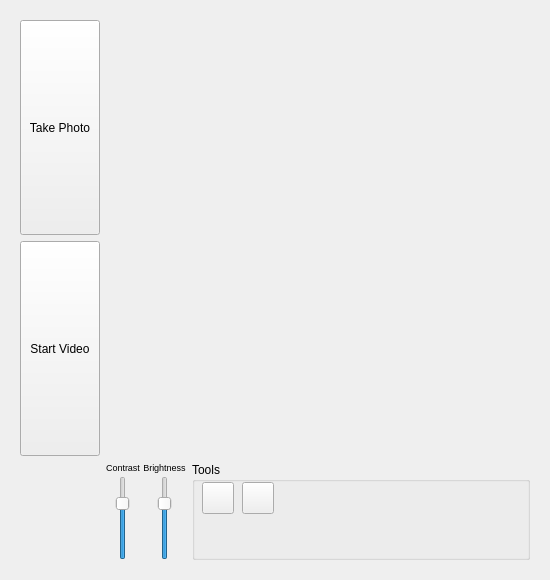
Above: gui/camerawindow.ui from Th3Tr00p3r/gSTED-sFCS before the change. Below: the same form after it.
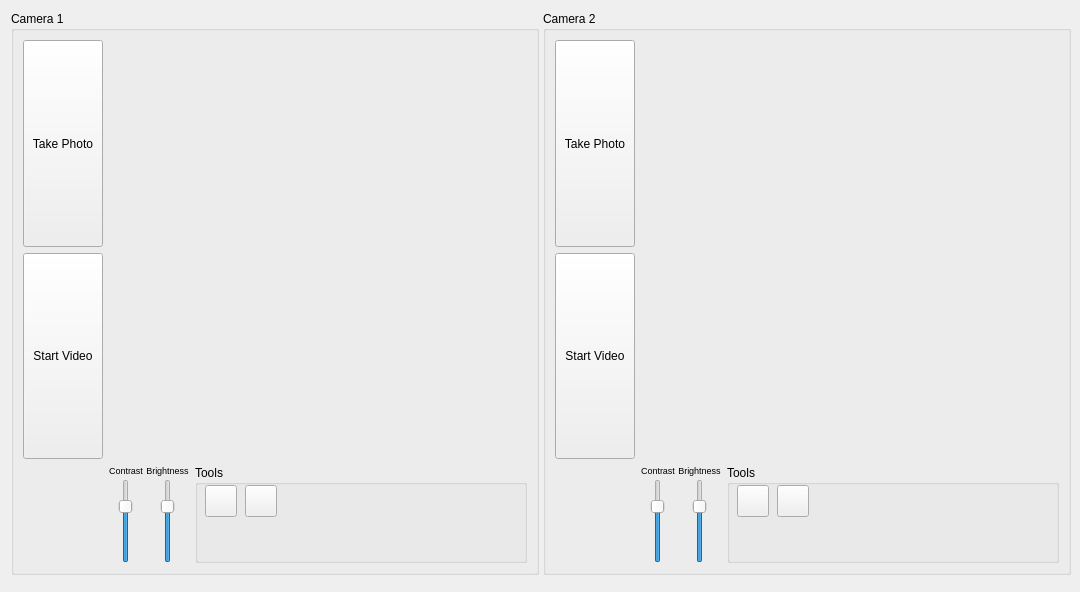
That is the form after the change. Icons and pictures are not drawn.

Commit message: a few import reorganization, and beginning work on dual camera work

The edit to the form file:
```diff
--- a/gui/camerawindow.ui
+++ b/gui/camerawindow.ui
@@ -6,20 +6,20 @@
    <rect>
     <x>0</x>
     <y>0</y>
-    <width>550</width>
-    <height>580</height>
+    <width>1080</width>
+    <height>592</height>
    </rect>
   </property>
   <property name="minimumSize">
    <size>
-    <width>550</width>
-    <height>580</height>
+    <width>1056</width>
+    <height>566</height>
    </size>
   </property>
   <property name="maximumSize">
    <size>
-    <width>9999</width>
-    <height>9999</height>
+    <width>1080</width>
+    <height>592</height>
    </size>
   </property>
   <property name="windowTitle">
@@ -29,22 +29,19 @@
    <iconset resource="icons/icons.qrc">
     <normaloff>:/camera.png</normaloff>:/camera.png</iconset>
   </property>
-  <layout class="QGridLayout" name="gridLayout_2">
+  <layout class="QGridLayout" name="gridLayout_5">
    <item row="0" column="0">
-    <widget class="QFrame" name="frame">
-     <property name="sizePolicy">
-      <sizepolicy hsizetype="Expanding" vsizetype="Expanding">
-       <horstretch>0</horstretch>
-       <verstretch>0</verstretch>
-      </sizepolicy>
-     </property>
+    <widget class="QGroupBox" name="groupBox">
      <property name="minimumSize">
       <size>
        <width>528</width>
        <height>558</height>
       </size>
      </property>
-     <layout class="QGridLayout" name="gridLayout_34">
+     <property name="title">
+      <string>Camera 1</string>
+     </property>
+     <layout class="QGridLayout" name="gridLayout_2">
       <item row="0" column="0">
        <layout class="QGridLayout" name="gridLayout" rowstretch="1,0" columnstretch="0,1">
         <item row="0" column="0">
@@ -344,6 +341,327 @@
      </layout>
     </widget>
    </item>
+   <item row="0" column="1">
+    <widget class="QGroupBox" name="groupBox_2">
+     <property name="minimumSize">
+      <size>
+       <width>528</width>
+       <height>558</height>
+      </size>
+     </property>
+     <property name="title">
+      <string>Camera 2</string>
+     </property>
+     <layout class="QGridLayout" name="gridLayout_3">
+      <item row="0" column="0">
+       <layout class="QGridLayout" name="gridLayout_4" rowstretch="1,0" columnstretch="0,1">
+        <item row="0" column="0">
+         <layout class="QVBoxLayout" name="verticalLayout_6">
+          <item>
+           <widget class="QPushButton" name="shootButton2">
+            <property name="sizePolicy">
+             <sizepolicy hsizetype="Expanding" vsizetype="Expanding">
+              <horstretch>0</horstretch>
+              <verstretch>0</verstretch>
+             </sizepolicy>
+            </property>
+            <property name="text">
+             <string>Take Photo</string>
+            </property>
+            <property name="autoDefault">
+             <bool>false</bool>
+            </property>
+            <property name="default">
+             <bool>false</bool>
+            </property>
+            <property name="flat">
+             <bool>false</bool>
+            </property>
+           </widget>
+          </item>
+          <item>
+           <widget class="QPushButton" name="videoButton2">
+            <property name="sizePolicy">
+             <sizepolicy hsizetype="Expanding" vsizetype="Expanding">
+              <horstretch>0</horstretch>
+              <verstretch>0</verstretch>
+             </sizepolicy>
+            </property>
+            <property name="minimumSize">
+             <size>
+              <width>0</width>
+              <height>0</height>
+             </size>
+            </property>
+            <property name="text">
+             <string>Start Video</string>
+            </property>
+           </widget>
+          </item>
+         </layout>
+        </item>
+        <item row="1" column="1">
+         <layout class="QHBoxLayout" name="horizontalLayout_8" stretch="0,1">
+          <item>
+           <layout class="QHBoxLayout" name="horizontalLayout_37" stretch="0,0">
+            <property name="spacing">
+             <number>3</number>
+            </property>
+            <item>
+             <layout class="QVBoxLayout" name="verticalLayout_65" stretch="0,1">
+              <item>
+               <widget class="QLabel" name="label_66">
+                <property name="sizePolicy">
+                 <sizepolicy hsizetype="Expanding" vsizetype="Expanding">
+                  <horstretch>0</horstretch>
+                  <verstretch>0</verstretch>
+                 </sizepolicy>
+                </property>
+                <property name="maximumSize">
+                 <size>
+                  <width>16777215</width>
+                  <height>20</height>
+                 </size>
+                </property>
+                <property name="font">
+                 <font>
+                  <pointsize>7</pointsize>
+                 </font>
+                </property>
+                <property name="text">
+                 <string>Contrast</string>
+                </property>
+                <property name="alignment">
+                 <set>Qt::AlignCenter</set>
+                </property>
+               </widget>
+              </item>
+              <item alignment="Qt::AlignHCenter">
+               <widget class="QSlider" name="contrastSlider_2">
+                <property name="sizePolicy">
+                 <sizepolicy hsizetype="Expanding" vsizetype="Expanding">
+                  <horstretch>0</horstretch>
+                  <verstretch>0</verstretch>
+                 </sizepolicy>
+                </property>
+                <property name="singleStep">
+                 <number>1</number>
+                </property>
+                <property name="pageStep">
+                 <number>10</number>
+                </property>
+                <property name="value">
+                 <number>70</number>
+                </property>
+                <property name="orientation">
+                 <enum>Qt::Vertical</enum>
+                </property>
+               </widget>
+              </item>
+             </layout>
+            </item>
+            <item>
+             <layout class="QVBoxLayout" name="verticalLayout_66" stretch="0,1">
+              <item>
+               <widget class="QLabel" name="label_67">
+                <property name="sizePolicy">
+                 <sizepolicy hsizetype="Expanding" vsizetype="Expanding">
+                  <horstretch>0</horstretch>
+                  <verstretch>0</verstretch>
+                 </sizepolicy>
+                </property>
+                <property name="maximumSize">
+                 <size>
+                  <width>16777215</width>
+                  <height>20</height>
+                 </size>
+                </property>
+                <property name="font">
+                 <font>
+                  <pointsize>7</pointsize>
+                 </font>
+                </property>
+                <property name="text">
+                 <string>Brightness</string>
+                </property>
+                <property name="alignment">
+                 <set>Qt::AlignCenter</set>
+                </property>
+               </widget>
+              </item>
+              <item alignment="Qt::AlignHCenter">
+               <widget class="QSlider" name="brightnessSlider_2">
+                <property name="sizePolicy">
+                 <sizepolicy hsizetype="Expanding" vsizetype="Expanding">
+                  <horstretch>0</horstretch>
+                  <verstretch>0</verstretch>
+                 </sizepolicy>
+                </property>
+                <property name="value">
+                 <number>70</number>
+                </property>
+                <property name="orientation">
+                 <enum>Qt::Vertical</enum>
+                </property>
+               </widget>
+              </item>
+             </layout>
+            </item>
+           </layout>
+          </item>
+          <item>
+           <widget class="QGroupBox" name="viewToolsGroup_2">
+            <property name="sizePolicy">
+             <sizepolicy hsizetype="Expanding" vsizetype="Expanding">
+              <horstretch>0</horstretch>
+              <verstretch>0</verstretch>
+             </sizepolicy>
+            </property>
+            <property name="title">
+             <string>Tools</string>
+            </property>
+            <widget class="QToolButton" name="magToolButton_2">
+             <property name="geometry">
+              <rect>
+               <x>50</x>
+               <y>20</y>
+               <width>32</width>
+               <height>32</height>
+              </rect>
+             </property>
+             <property name="sizePolicy">
+              <sizepolicy hsizetype="Expanding" vsizetype="Expanding">
+               <horstretch>0</horstretch>
+               <verstretch>0</verstretch>
+              </sizepolicy>
+             </property>
+             <property name="minimumSize">
+              <size>
+               <width>32</width>
+               <height>32</height>
+              </size>
+             </property>
+             <property name="maximumSize">
+              <size>
+               <width>32</width>
+               <height>32</height>
+              </size>
+             </property>
+             <property name="toolTip">
+              <string>magnify</string>
+             </property>
+             <property name="styleSheet">
+              <string notr="true">background-image: url(:/icons/actions/system-search.png);
+background-position: center;
+background-repeat: no-repeat;</string>
+             </property>
+             <property name="text">
+              <string/>
+             </property>
+             <property name="icon">
+              <iconset resource="icons/icons.qrc">
+               <normaloff>:/zoom.png</normaloff>:/zoom.png</iconset>
+             </property>
+             <property name="iconSize">
+              <size>
+               <width>32</width>
+               <height>32</height>
+              </size>
+             </property>
+             <property name="checkable">
+              <bool>true</bool>
+             </property>
+             <property name="autoExclusive">
+              <bool>true</bool>
+             </property>
+            </widget>
+            <widget class="QToolButton" name="ROItoolButton_2">
+             <property name="geometry">
+              <rect>
+               <x>10</x>
+               <y>20</y>
+               <width>32</width>
+               <height>32</height>
+              </rect>
+             </property>
+             <property name="sizePolicy">
+              <sizepolicy hsizetype="Expanding" vsizetype="Expanding">
+               <horstretch>0</horstretch>
+               <verstretch>0</verstretch>
+              </sizepolicy>
+             </property>
+             <property name="minimumSize">
+              <size>
+               <width>32</width>
+               <height>32</height>
+              </size>
+             </property>
+             <property name="maximumSize">
+              <size>
+               <width>32</width>
+               <height>32</height>
+              </size>
+             </property>
+             <property name="font">
+              <font>
+               <pointsize>18</pointsize>
+              </font>
+             </property>
+             <property name="toolTip">
+              <string>crosshair</string>
+             </property>
+             <property name="layoutDirection">
+              <enum>Qt::LeftToRight</enum>
+             </property>
+             <property name="text">
+              <string/>
+             </property>
+             <property name="icon">
+              <iconset resource="icons/icons.qrc">
+               <normaloff>:/crosshair.png</normaloff>:/crosshair.png</iconset>
+             </property>
+             <property name="iconSize">
+              <size>
+               <width>25</width>
+               <height>25</height>
+              </size>
+             </property>
+             <property name="checkable">
+              <bool>true</bool>
+             </property>
+             <property name="autoExclusive">
+              <bool>true</bool>
+             </property>
+             <property name="toolButtonStyle">
+              <enum>Qt::ToolButtonIconOnly</enum>
+             </property>
+            </widget>
+           </widget>
+          </item>
+         </layout>
+        </item>
+        <item row="0" column="1">
+         <layout class="QGridLayout" name="imageDisplayLayout2">
+          <property name="spacing">
+           <number>0</number>
+          </property>
+         </layout>
+        </item>
+       </layout>
+      </item>
+     </layout>
+    </widget>
+   </item>
+   <item row="1" column="0" colspan="2">
+    <widget class="QFrame" name="frame">
+     <property name="frameShape">
+      <enum>QFrame::StyledPanel</enum>
+     </property>
+     <property name="frameShadow">
+      <enum>QFrame::Raised</enum>
+     </property>
+    </widget>
+   </item>
   </layout>
  </widget>
  <resources>
```
Left out of the diff: 6 changed lines with no effect on the pictures. The commit also changes 6 other files.
